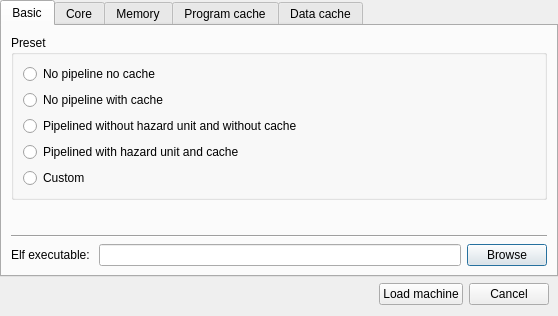
Qt form qtmips_gui/NewDialog.ui (cvut/qtrvsim) before a commit.
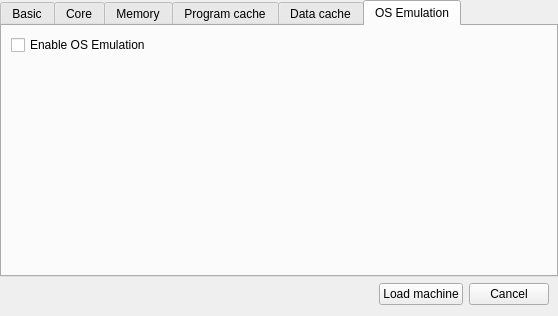
The same form after that commit. The open tabs and pages were chosen to show the change.

Patch:
```diff
--- a/qtmips_gui/NewDialog.ui
+++ b/qtmips_gui/NewDialog.ui
@@ -279,6 +279,36 @@
        <string>Data cache</string>
       </attribute>
      </widget>
+     <widget class="QWidget" name="tab_os_emulation">
+      <property name="enabled">
+       <bool>true</bool>
+      </property>
+      <attribute name="title">
+       <string>OS Emulation</string>
+      </attribute>
+      <layout class="QVBoxLayout" name="verticalLayout_7">
+       <item>
+        <widget class="QCheckBox" name="osemu_enablecheck">
+         <property name="text">
+          <string>Enable OS Emulation</string>
+         </property>
+        </widget>
+       </item>
+       <item>
+        <spacer name="verticalSpacer_4">
+         <property name="orientation">
+          <enum>Qt::Vertical</enum>
+         </property>
+         <property name="sizeHint" stdset="0">
+          <size>
+           <width>21</width>
+           <height>40</height>
+          </size>
+         </property>
+        </spacer>
+       </item>
+      </layout>
+     </widget>
     </widget>
    </item>
    <item>
```
